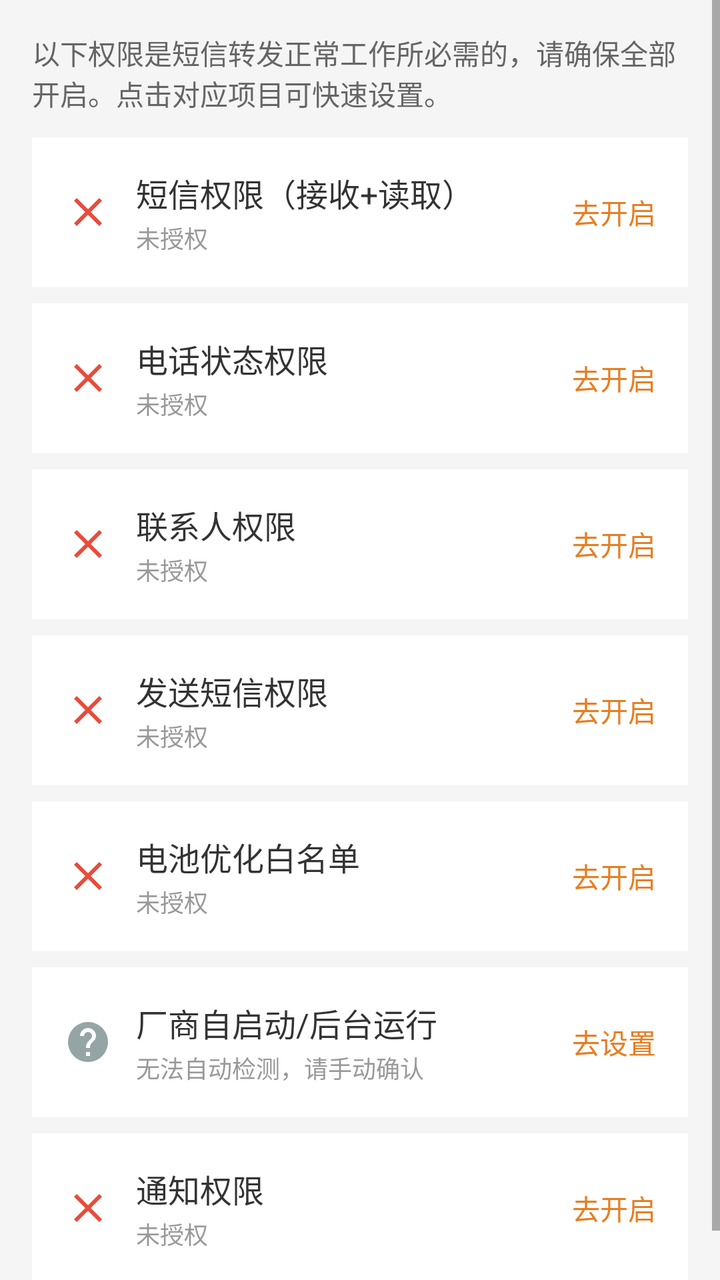
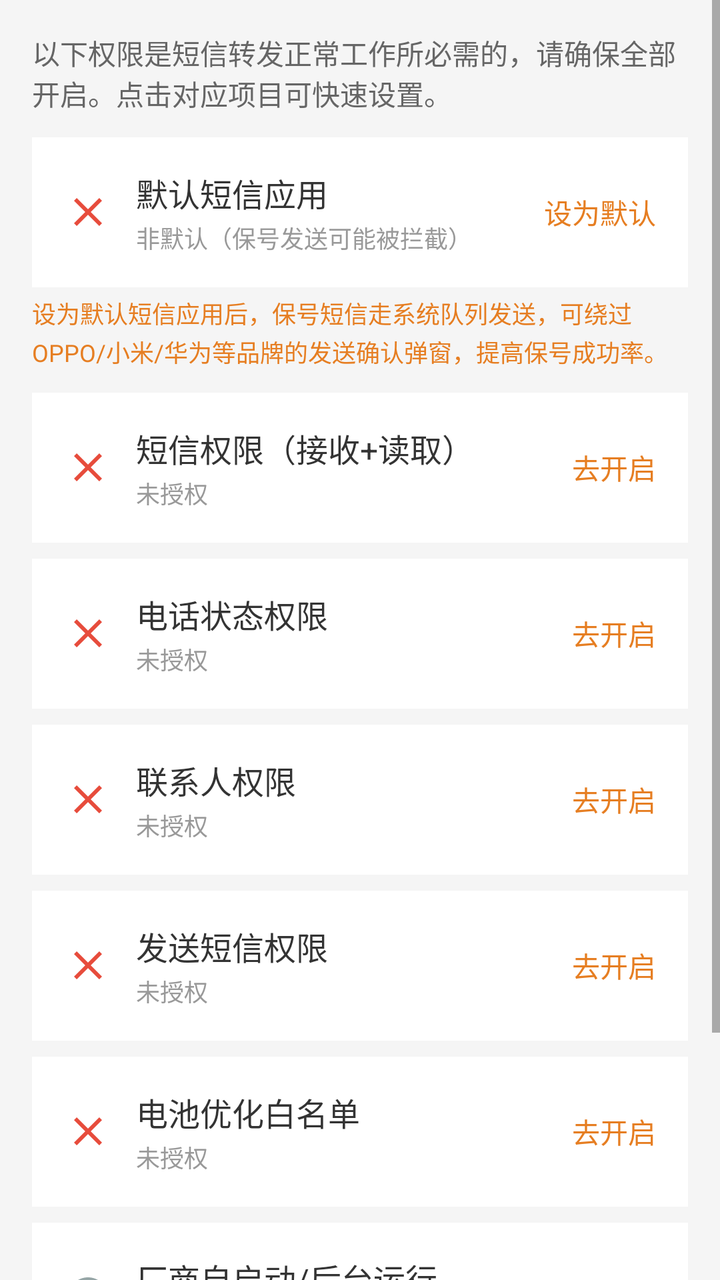

Compare the two renders of this Android layout. The source of the first and the diff that turns it into the second are given below.
<!-- AndroidManifest.xml: application theme AppTheme -->
<!-- res/layout/activity_permission_guide.xml -->
<?xml version="1.0" encoding="utf-8"?>
<ScrollView xmlns:android="http://schemas.android.com/apk/res/android"
    android:layout_width="match_parent"
    android:layout_height="match_parent"
    android:background="#f5f5f5">

    <LinearLayout
        android:layout_width="match_parent"
        android:layout_height="wrap_content"
        android:orientation="vertical"
        android:padding="16dp">

        <TextView
            android:layout_width="match_parent"
            android:layout_height="wrap_content"
            android:text="@string/permission_guide_hint"
            android:textColor="#666666"
            android:textSize="14sp"
            android:layout_marginBottom="12dp" />

        
        <LinearLayout
            android:id="@+id/item_sms_permission"
            android:layout_width="match_parent"
            android:layout_height="wrap_content"
            android:orientation="horizontal"
            android:gravity="center_vertical"
            android:background="@android:color/white"
            android:padding="16dp"
            android:layout_marginBottom="8dp">

            <ImageView
                android:id="@+id/icon_sms_permission"
                android:layout_width="24dp"
                android:layout_height="24dp"
                android:src="@drawable/ic_status_denied" />

            <LinearLayout
                android:layout_width="0dp"
                android:layout_height="wrap_content"
                android:layout_weight="1"
                android:orientation="vertical"
                android:layout_marginLeft="12dp">

                <TextView
                    android:layout_width="wrap_content"
                    android:layout_height="wrap_content"
                    android:text="@string/perm_sms_title"
                    android:textColor="#333333"
                    android:textSize="16sp" />

                <TextView
                    android:id="@+id/status_sms_permission"
                    android:layout_width="wrap_content"
                    android:layout_height="wrap_content"
                    android:text="@string/perm_status_denied"
                    android:textColor="#999999"
                    android:textSize="12sp"
                    android:layout_marginTop="2dp" />
            </LinearLayout>

            <TextView
                android:layout_width="wrap_content"
                android:layout_height="wrap_content"
                android:text="@string/perm_action_grant"
                android:textColor="#e67e22"
                android:textSize="14sp" />
        </LinearLayout>

        
        <LinearLayout
            android:id="@+id/item_phone_permission"
            android:layout_width="match_parent"
            android:layout_height="wrap_content"
            android:orientation="horizontal"
            android:gravity="center_vertical"
            android:background="@android:color/white"
            android:padding="16dp"
            android:layout_marginBottom="8dp">

            <ImageView
                android:id="@+id/icon_phone_permission"
                android:layout_width="24dp"
                android:layout_height="24dp"
                android:src="@drawable/ic_status_denied" />

            <LinearLayout
                android:layout_width="0dp"
                android:layout_height="wrap_content"
                android:layout_weight="1"
                android:orientation="vertical"
                android:layout_marginLeft="12dp">

                <TextView
                    android:layout_width="wrap_content"
                    android:layout_height="wrap_content"
                    android:text="@string/perm_phone_title"
                    android:textColor="#333333"
                    android:textSize="16sp" />

                <TextView
                    android:id="@+id/status_phone_permission"
                    android:layout_width="wrap_content"
                    android:layout_height="wrap_content"
                    android:text="@string/perm_status_denied"
                    android:textColor="#999999"
                    android:textSize="12sp"
                    android:layout_marginTop="2dp" />
            </LinearLayout>

            <TextView
                android:layout_width="wrap_content"
                android:layout_height="wrap_content"
                android:text="@string/perm_action_grant"
                android:textColor="#e67e22"
                android:textSize="14sp" />
        </LinearLayout>

        
        <LinearLayout
            android:id="@+id/item_contacts_permission"
            android:layout_width="match_parent"
            android:layout_height="wrap_content"
            android:orientation="horizontal"
            android:gravity="center_vertical"
            android:background="@android:color/white"
            android:padding="16dp"
            android:layout_marginBottom="8dp">

            <ImageView
                android:id="@+id/icon_contacts_permission"
                android:layout_width="24dp"
                android:layout_height="24dp"
                android:src="@drawable/ic_status_denied" />

            <LinearLayout
                android:layout_width="0dp"
                android:layout_height="wrap_content"
                android:layout_weight="1"
                android:orientation="vertical"
                android:layout_marginLeft="12dp">

                <TextView
                    android:layout_width="wrap_content"
                    android:layout_height="wrap_content"
                    android:text="@string/perm_contacts_title"
                    android:textColor="#333333"
                    android:textSize="16sp" />

                <TextView
                    android:id="@+id/status_contacts_permission"
                    android:layout_width="wrap_content"
                    android:layout_height="wrap_content"
                    android:text="@string/perm_status_denied"
                    android:textColor="#999999"
                    android:textSize="12sp"
                    android:layout_marginTop="2dp" />
            </LinearLayout>

            <TextView
                android:layout_width="wrap_content"
                android:layout_height="wrap_content"
                android:text="@string/perm_action_grant"
                android:textColor="#e67e22"
                android:textSize="14sp" />
        </LinearLayout>

        
        <LinearLayout
            android:id="@+id/item_send_sms_permission"
            android:layout_width="match_parent"
            android:layout_height="wrap_content"
            android:orientation="horizontal"
            android:gravity="center_vertical"
            android:background="@android:color/white"
            android:padding="16dp"
            android:layout_marginBottom="8dp">

            <ImageView
                android:id="@+id/icon_send_sms_permission"
                android:layout_width="24dp"
                android:layout_height="24dp"
                android:src="@drawable/ic_status_denied" />

            <LinearLayout
                android:layout_width="0dp"
                android:layout_height="wrap_content"
                android:layout_weight="1"
                android:orientation="vertical"
                android:layout_marginLeft="12dp">

                <TextView
                    android:layout_width="wrap_content"
                    android:layout_height="wrap_content"
                    android:text="@string/perm_send_sms_title"
                    android:textColor="#333333"
                    android:textSize="16sp" />

                <TextView
                    android:id="@+id/status_send_sms_permission"
                    android:layout_width="wrap_content"
                    android:layout_height="wrap_content"
                    android:text="@string/perm_status_denied"
                    android:textColor="#999999"
                    android:textSize="12sp"
                    android:layout_marginTop="2dp" />
            </LinearLayout>

            <TextView
                android:layout_width="wrap_content"
                android:layout_height="wrap_content"
                android:text="@string/perm_action_grant"
                android:textColor="#e67e22"
                android:textSize="14sp" />
        </LinearLayout>

        
        <LinearLayout
            android:id="@+id/item_battery_optimization"
            android:layout_width="match_parent"
            android:layout_height="wrap_content"
            android:orientation="horizontal"
            android:gravity="center_vertical"
            android:background="@android:color/white"
            android:padding="16dp"
            android:layout_marginBottom="8dp">

            <ImageView
                android:id="@+id/icon_battery_optimization"
                android:layout_width="24dp"
                android:layout_height="24dp"
                android:src="@drawable/ic_status_denied" />

            <LinearLayout
                android:layout_width="0dp"
                android:layout_height="wrap_content"
                android:layout_weight="1"
                android:orientation="vertical"
                android:layout_marginLeft="12dp">

                <TextView
                    android:layout_width="wrap_content"
                    android:layout_height="wrap_content"
                    android:text="@string/perm_battery_title"
                    android:textColor="#333333"
                    android:textSize="16sp" />

                <TextView
                    android:id="@+id/status_battery_optimization"
                    android:layout_width="wrap_content"
                    android:layout_height="wrap_content"
                    android:text="@string/perm_status_denied"
                    android:textColor="#999999"
                    android:textSize="12sp"
                    android:layout_marginTop="2dp" />
            </LinearLayout>

            <TextView
                android:layout_width="wrap_content"
                android:layout_height="wrap_content"
                android:text="@string/perm_action_grant"
                android:textColor="#e67e22"
                android:textSize="14sp" />
        </LinearLayout>

        
        <LinearLayout
            android:id="@+id/item_autostart"
            android:layout_width="match_parent"
            android:layout_height="wrap_content"
            android:orientation="horizontal"
            android:gravity="center_vertical"
            android:background="@android:color/white"
            android:padding="16dp"
            android:layout_marginBottom="8dp">

            <ImageView
                android:id="@+id/icon_autostart"
                android:layout_width="24dp"
                android:layout_height="24dp"
                android:src="@drawable/ic_status_unknown" />

            <LinearLayout
                android:layout_width="0dp"
                android:layout_height="wrap_content"
                android:layout_weight="1"
                android:orientation="vertical"
                android:layout_marginLeft="12dp">

                <TextView
                    android:layout_width="wrap_content"
                    android:layout_height="wrap_content"
                    android:text="@string/perm_autostart_title"
                    android:textColor="#333333"
                    android:textSize="16sp" />

                <TextView
                    android:id="@+id/status_autostart"
                    android:layout_width="wrap_content"
                    android:layout_height="wrap_content"
                    android:text="@string/perm_status_unknown"
                    android:textColor="#999999"
                    android:textSize="12sp"
                    android:layout_marginTop="2dp" />
            </LinearLayout>

            <TextView
                android:layout_width="wrap_content"
                android:layout_height="wrap_content"
                android:text="@string/perm_action_settings"
                android:textColor="#e67e22"
                android:textSize="14sp" />
        </LinearLayout>

        
        <LinearLayout
            android:id="@+id/item_notification"
            android:layout_width="match_parent"
            android:layout_height="wrap_content"
            android:orientation="horizontal"
            android:gravity="center_vertical"
            android:background="@android:color/white"
            android:padding="16dp"
            android:layout_marginBottom="8dp">

            <ImageView
                android:id="@+id/icon_notification"
                android:layout_width="24dp"
                android:layout_height="24dp"
                android:src="@drawable/ic_status_denied" />

            <LinearLayout
                android:layout_width="0dp"
                android:layout_height="wrap_content"
                android:layout_weight="1"
                android:orientation="vertical"
                android:layout_marginLeft="12dp">

                <TextView
                    android:layout_width="wrap_content"
                    android:layout_height="wrap_content"
                    android:text="@string/perm_notification_title"
                    android:textColor="#333333"
                    android:textSize="16sp" />

                <TextView
                    android:id="@+id/status_notification"
                    android:layout_width="wrap_content"
                    android:layout_height="wrap_content"
                    android:text="@string/perm_status_denied"
                    android:textColor="#999999"
                    android:textSize="12sp"
                    android:layout_marginTop="2dp" />
            </LinearLayout>

            <TextView
                android:layout_width="wrap_content"
                android:layout_height="wrap_content"
                android:text="@string/perm_action_grant"
                android:textColor="#e67e22"
                android:textSize="14sp" />
        </LinearLayout>

    </LinearLayout>
</ScrollView>
<!-- resources referenced by this layout -->
<resources>
  <!-- drawable ic_status_denied (drawable) -->
  <?xml version="1.0" encoding="utf-8"?>
  <vector xmlns:android="http://schemas.android.com/apk/res/android"
      android:width="24dp"
      android:height="24dp"
      android:viewportWidth="24"
      android:viewportHeight="24">
      <path
          android:fillColor="#e74c3c"
          android:pathData="M19,6.41L17.59,5 12,10.59 6.41,5 5,6.41 10.59,12 5,17.59 6.41,19 12,13.41 17.59,19 19,17.59 13.41,12z" />
  </vector>
  <!-- drawable ic_status_unknown (drawable) -->
  <?xml version="1.0" encoding="utf-8"?>
  <vector xmlns:android="http://schemas.android.com/apk/res/android"
      android:width="24dp"
      android:height="24dp"
      android:viewportWidth="24"
      android:viewportHeight="24">
      <path
          android:fillColor="#95a5a6"
          android:pathData="M12,2C6.48,2 2,6.48 2,12s4.48,10 10,10 10,-4.48 10,-10S17.52,2 12,2zM13,19h-2v-2h2v2zM15.07,11.25l-0.9,0.92C13.45,12.9 13,13.5 13,15h-2v-0.5c0,-1.1 0.45,-2.1 1.17,-2.83l1.24,-1.26c0.37,-0.36 0.59,-0.86 0.59,-1.41 0,-1.1 -0.9,-2 -2,-2s-2,0.9 -2,2L8,9c0,-2.21 1.79,-4 4,-4s4,1.79 4,4c0,0.88 -0.36,1.68 -0.93,2.25z" />
  </vector>
  <string name="perm_action_grant">去开启</string>
  <string name="perm_action_settings">去设置</string>
  <string name="perm_autostart_title">厂商自启动/后台运行</string>
  <string name="perm_battery_title">电池优化白名单</string>
  <string name="perm_contacts_title">联系人权限</string>
  <string name="perm_notification_title">通知权限</string>
  <string name="perm_phone_title">电话状态权限</string>
  <string name="perm_send_sms_title">发送短信权限</string>
  <string name="perm_sms_title">短信权限（接收+读取）</string>
  <string name="perm_status_denied">未授权</string>
  <string name="perm_status_unknown">无法自动检测，请手动确认</string>
  <string name="permission_guide_hint">以下权限是短信转发正常工作所必需的，请确保全部开启。点击对应项目可快速设置。</string>
  <style name="AppTheme" parent="Theme.AppCompat.Light.DarkActionBar">
          
          <item name="colorPrimary">@color/colorPrimary</item>
          <item name="colorPrimaryDark">@color/colorPrimaryDark</item>
          <item name="colorAccent">@color/colorAccent</item>
      </style>
  <color name="colorPrimary">#379392</color>
  <color name="colorPrimaryDark">#379392</color>
  <color name="colorAccent">#379392</color>
</resources>

<!-- the commit's change to res/layout/activity_permission_guide.xml (unified diff, before → after) -->
@@ -20,6 +20,65 @@
 
         
         <LinearLayout
+            android:id="@+id/item_default_sms"
+            android:layout_width="match_parent"
+            android:layout_height="wrap_content"
+            android:orientation="horizontal"
+            android:gravity="center_vertical"
+            android:background="@android:color/white"
+            android:padding="16dp"
+            android:layout_marginBottom="4dp">
+
+            <ImageView
+                android:id="@+id/icon_default_sms"
+                android:layout_width="24dp"
+                android:layout_height="24dp"
+                android:src="@drawable/ic_status_denied" />
+
+            <LinearLayout
+                android:layout_width="0dp"
+                android:layout_height="wrap_content"
+                android:layout_weight="1"
+                android:orientation="vertical"
+                android:layout_marginLeft="12dp">
+
+                <TextView
+                    android:layout_width="wrap_content"
+                    android:layout_height="wrap_content"
+                    android:text="@string/perm_default_sms_title"
+                    android:textColor="#333333"
+                    android:textSize="16sp" />
+
+                <TextView
+                    android:id="@+id/status_default_sms"
+                    android:layout_width="wrap_content"
+                    android:layout_height="wrap_content"
+                    android:text="@string/perm_default_sms_denied"
+                    android:textColor="#999999"
+                    android:textSize="12sp"
+                    android:layout_marginTop="2dp" />
+            </LinearLayout>
+
+            <TextView
+                android:id="@+id/action_default_sms"
+                android:layout_width="wrap_content"
+                android:layout_height="wrap_content"
+                android:text="@string/perm_default_sms_set"
+                android:textColor="#e67e22"
+                android:textSize="14sp" />
+        </LinearLayout>
+
+        <TextView
+            android:layout_width="match_parent"
+            android:layout_height="wrap_content"
+            android:text="@string/perm_default_sms_warning"
+            android:textColor="#e67e22"
+            android:textSize="12sp"
+            android:layout_marginBottom="12dp"
+            android:lineSpacingExtra="2dp" />
+
+        
+        <LinearLayout
             android:id="@+id/item_sms_permission"
             android:layout_width="match_parent"
             android:layout_height="wrap_content"
<!-- resource entries referenced after the edit -->
@@ -27,6 +27,10 @@
   <string name="perm_autostart_title">厂商自启动/后台运行</string>
   <string name="perm_battery_title">电池优化白名单</string>
   <string name="perm_contacts_title">联系人权限</string>
+  <string name="perm_default_sms_denied">非默认（保号发送可能被拦截）</string>
+  <string name="perm_default_sms_set">设为默认</string>
+  <string name="perm_default_sms_title">默认短信应用</string>
+  <string name="perm_default_sms_warning">设为默认短信应用后，保号短信走系统队列发送，可绕过 OPPO/小米/华为等品牌的发送确认弹窗，提高保号成功率。</string>
   <string name="perm_notification_title">通知权限</string>
   <string name="perm_phone_title">电话状态权限</string>
   <string name="perm_send_sms_title">发送短信权限</string>
